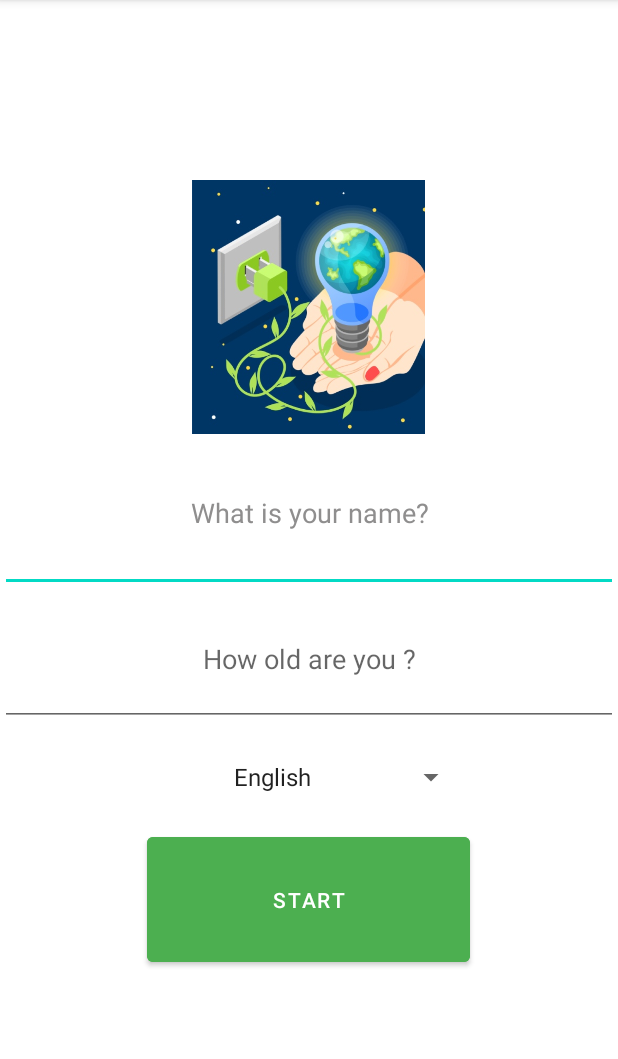
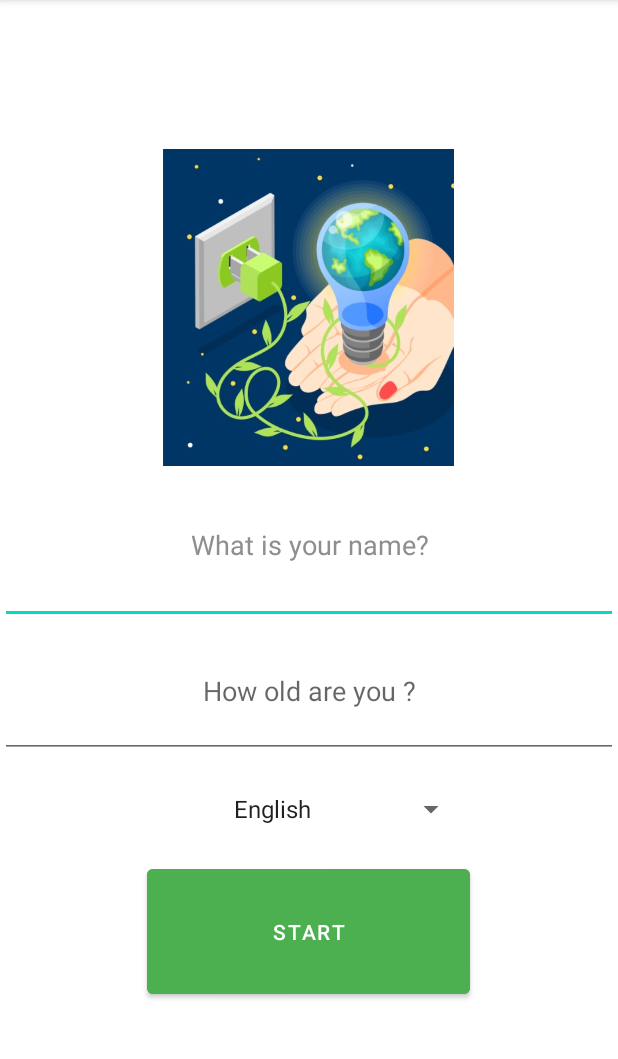
Before and after one commit to checkmethere/energyserverdemeo, an Android app: the StartupPage screen opened directly, with no data from a screen before it, on a phone screen of 412 x 824 dp, the part 84-1143 px from its top. Run offline under Robolectric (Android 15) with nearby library versions, the phone set to English and light mode, and no system bars.

Commit message:
Fixed bug on Dashboard to Stepone activity

```diff
--- a/app/src/main/res/layout/activity_dashboard.xml
+++ b/app/src/main/res/layout/activity_dashboard.xml
@@ -91,7 +91,7 @@
         android:layout_marginStart="28dp"
         android:layout_marginBottom="200dp"
         app:layout_constraintBottom_toTopOf="@+id/imageView3"
-        app:layout_constraintEnd_toStartOf="@+id/imageView20"
+        app:layout_constraintEnd_toStartOf="@+id/imageViewSaveWater"
         app:layout_constraintHorizontal_bias="0.0"
         app:layout_constraintStart_toStartOf="parent"
         app:srcCompat="@drawable/turnofflights" />
@@ -108,7 +108,7 @@
         app:layout_constraintStart_toStartOf="parent" />
 
     <ImageView
-        android:id="@+id/imageView20"
+        android:id="@+id/imageViewSaveWater"
         android:layout_width="148dp"
         android:layout_height="183dp"
         android:layout_marginEnd="32dp"
--- a/app/src/main/res/layout/activity_startup_page.xml
+++ b/app/src/main/res/layout/activity_startup_page.xml
@@ -10,8 +10,8 @@
 
     <ImageView
         android:id="@+id/imageView27"
-        android:layout_width="247dp"
-        android:layout_height="169dp"
+        android:layout_width="255dp"
+        android:layout_height="211dp"
         app:srcCompat="@drawable/saveearth" />
 
     <EditText
```
Also changed, not shown: app/src/main/java/com/example/energysaverdemo/Dashboard.java (+15 -2 lines), app/src/main/java/com/example/energysaverdemo/StepOne.java (+9 -9 lines).
